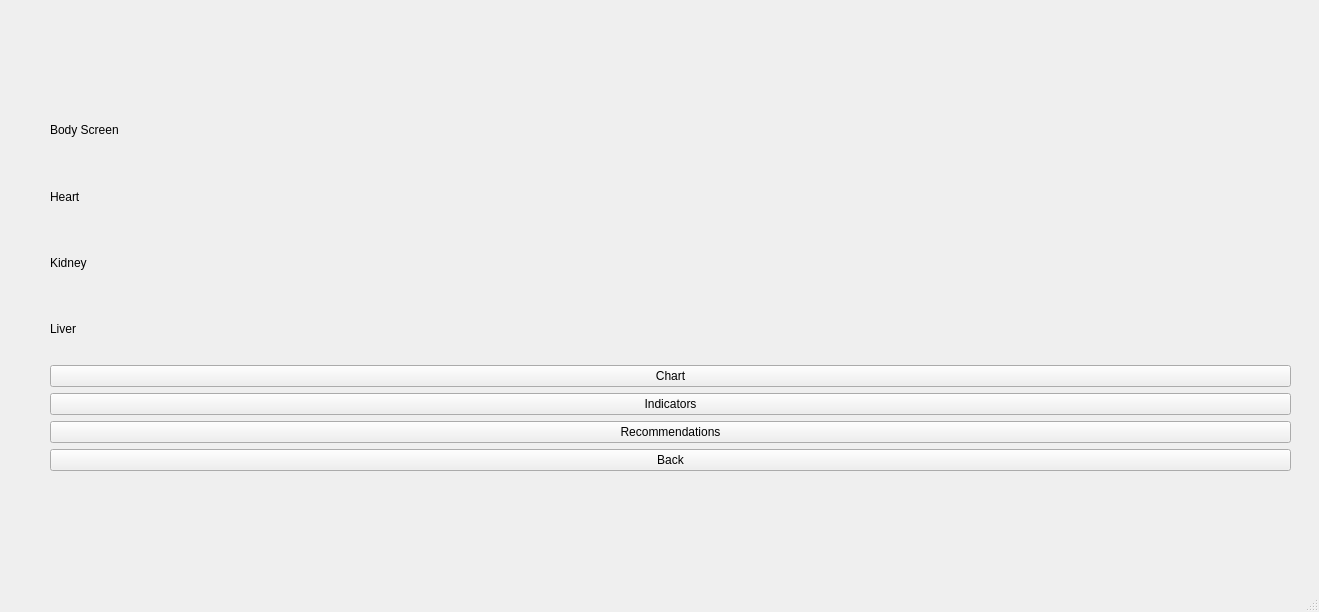
vjubea/RaDoTech-Health-Device-Simulation, file src/mainwindow.ui: the form before one commit.
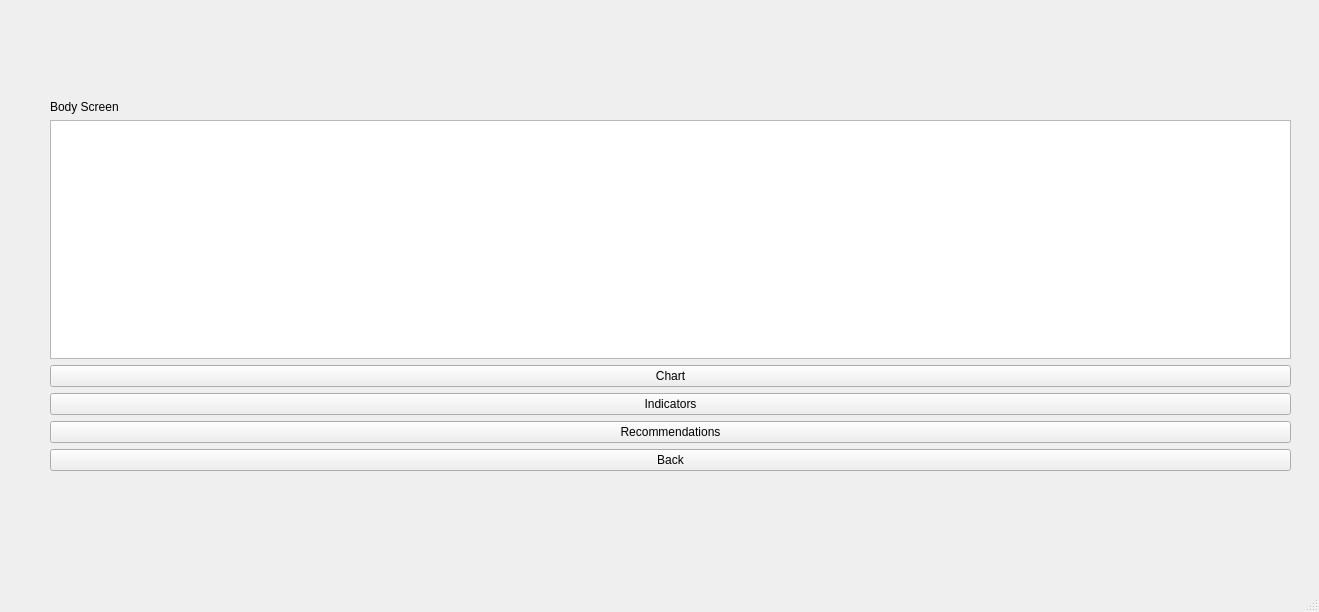
The form after the commit. The open tabs and pages were chosen to show the change.

Commit message: Integrated functions for Body Screen and Measure Now

```diff
--- a/src/mainwindow.ui
+++ b/src/mainwindow.ui
@@ -420,25 +420,7 @@
          </widget>
         </item>
         <item>
-         <widget class="QLabel" name="heartLabel">
-          <property name="text">
-           <string>Heart</string>
-          </property>
-         </widget>
-        </item>
-        <item>
-         <widget class="QLabel" name="kidneyLabel">
-          <property name="text">
-           <string>Kidney</string>
-          </property>
-         </widget>
-        </item>
-        <item>
-         <widget class="QLabel" name="liverLabel">
-          <property name="text">
-           <string>Liver</string>
-          </property>
-         </widget>
+         <widget class="QTableWidget" name="organTable"/>
         </item>
         <item>
          <widget class="QPushButton" name="chartButton">
```
Left out of the diff: 24 changed lines with no effect on the pictures. The commit also changes 2 other files.
